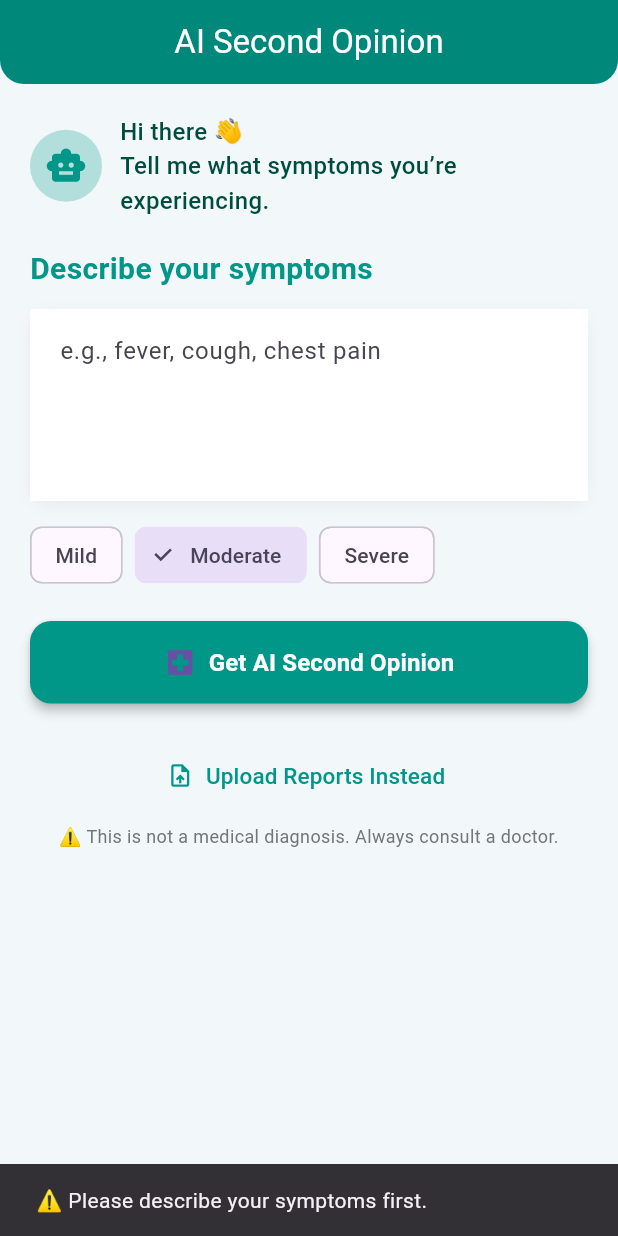
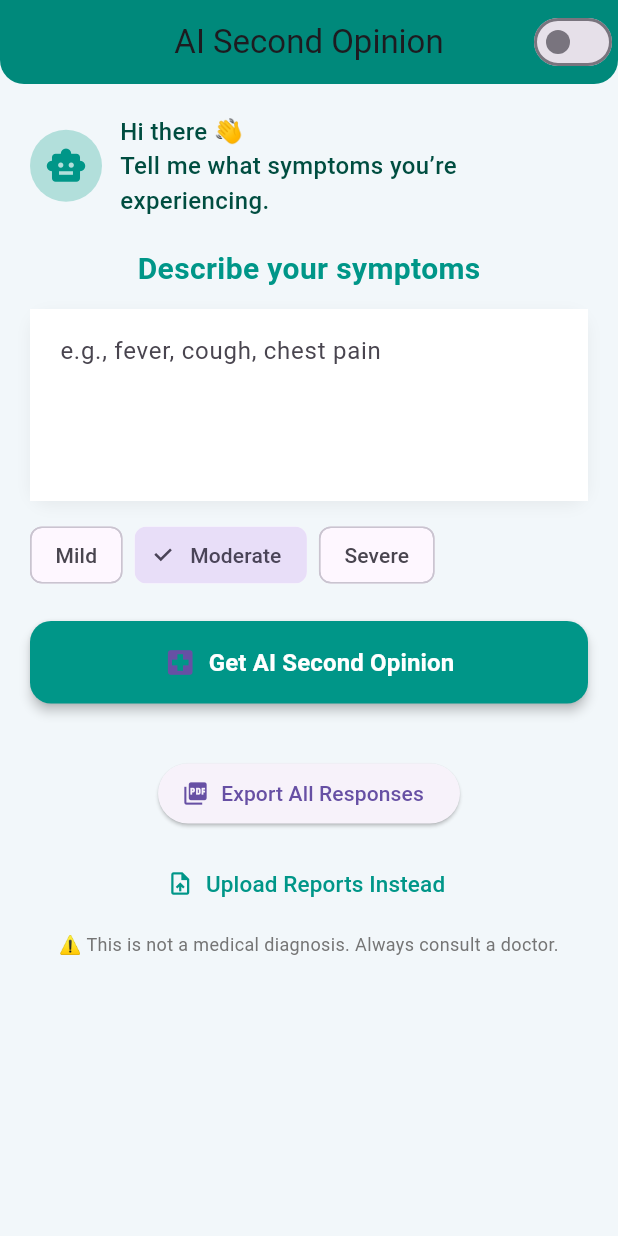
Before and after one commit to MisbahHaq/AI-Healthcare-Companion, a Flutter app: the screen it shows after launch, after a tap on "Get AI Second Opinion", on a phone screen of 412 x 824 dp. Run offline on Flutter 3.47's test engine with Material 3 defaults, Android fonts, the phone set to English and light mode, and no system bars; our stand-ins replace flutter_dotenv, flutter_local_notifications, image_picker, permission_handler, printing, share_plus and 1 more.

Commit message:
Added PDF Printout And Dark Mode

```diff
--- a/ai/lib/symptom_input_screen.dart
+++ b/ai/lib/symptom_input_screen.dart
@@ -2,6 +2,12 @@ import 'package:flutter/material.dart';
 import 'package:flutter/services.dart';
 import 'package:share_plus/share_plus.dart';
 import 'ai_service.dart';
+import 'package:flutter_local_notifications/flutter_local_notifications.dart';
+import 'package:timezone/timezone.dart' as tz;
+import 'package:timezone/data/latest.dart' as tzdata;
+import 'package:pdf/widgets.dart' as pw;
+import 'package:printing/printing.dart';
+import 'package:flutter_local_notifications/flutter_local_notifications.dart';
 
 class SymptomInputScreen extends StatefulWidget {
   const SymptomInputScreen({super.key});
@@ -14,7 +20,12 @@ class _SymptomInputScreenState extends State<SymptomInputScreen> {
   final TextEditingController _controller = TextEditingController();
   bool _loading = false;
   String _selectedSeverity = "Moderate";
+  bool _darkMode = false;
   List<String> _recentSymptoms = [];
+
+  // Local notifications
+  final FlutterLocalNotificationsPlugin notificationsPlugin =
+      FlutterLocalNotificationsPlugin();
 
   // Auto-suggest
   List<String> commonSymptoms = [
@@ -26,6 +37,24 @@ class _SymptomInputScreenState extends State<SymptomInputScreen> {
     "Fatigue",
   ];
   List<String> filteredSuggestions = [];
+
+  List<_ResponseItem> _responses = [];
+
+  @override
+  void initState() {
+    super.initState();
+    _initializeNotifications();
+    tzdata.initializeTimeZones();
+  }
+
+  void _initializeNotifications() async {
+    const AndroidInitializationSettings androidSettings =
+        AndroidInitializationSettings('@mipmap/ic_launcher');
+    const InitializationSettings settings = InitializationSettings(
+      android: androidSettings,
+    );
+    await notificationsPlugin.initialize(settings);
+  }
 
   void _updateSuggestions(String input) {
     setState(() {
@@ -39,10 +68,6 @@ class _SymptomInputScreenState extends State<SymptomInputScreen> {
     });
   }
 
-  // Store all responses with show/hide state
-  List<_ResponseItem> _responses = [];
-
-  // Clean AI response
   String _cleanResponse(String text) {
     text = text.replaceAll(
       RegExp(
@@ -78,6 +103,10 @@ class _SymptomInputScreenState extends State<SymptomInputScreen> {
       );
       final cleanResult = _cleanResponse(result);
 
+      // Example: parse nextStep/confidence from AI response (replace with your parsing logic)
+      String nextStep = "Home care may be sufficient";
+      double confidence = 0.75;
+
       setState(() {
         _responses.insert(
           0,
@@ -86,6 +115,8 @@ class _SymptomInputScreenState extends State<SymptomInputScreen> {
             text: cleanResult,
             timestamp: DateTime.now(),
             severity: _selectedSeverity,
+            nextStep: nextStep,
+            confidence: confidence,
           ),
         );
         _addToHistory(_controller.text);
@@ -144,7 +175,6 @@ class _SymptomInputScreenState extends State<SymptomInputScreen> {
     }
   }
 
-  // Highlight keywords in AI response
   TextSpan _highlightKeywords(String text) {
     List<String> keywords = ["fever", "urgent", "pain"];
     return TextSpan(
@@ -167,10 +197,69 @@ class _SymptomInputScreenState extends State<SymptomInputScreen> {
     );
   }
 
+  void _scheduleReminder(String symptom, int days) async {
+    final scheduledDate = tz.TZDateTime.now(tz.local).add(Duration(days: days));
+
+    await notificationsPlugin.zonedSchedule(
+      0,
+      'Symptom Reminder',
+      'Check your symptom: $symptom',
+      scheduledDate,
+      const NotificationDetails(
+        android: AndroidNotificationDetails(
+          'channelId',
+          'channelName',
+          importance: Importance.max,
+          priority: Priority.high,
+        ),
+      ),
+      androidScheduleMode: AndroidScheduleMode.exactAllowWhileIdle,
+      payload: symptom,
+    );
+
+    ScaffoldMessenger.of(context).showSnackBar(
+      SnackBar(content: Text('⏰ Reminder set for $symptom in $days days')),
+    );
+  }
+
+  void _exportPDF() async {
+    final pdf = pw.Document();
+    pdf.addPage(
+      pw.Page(
+        build:
+            (context) => pw.Column(
+              crossAxisAlignment: pw.CrossAxisAlignment.start,
+              children:
+                  _responses.map((r) {
+                    return pw.Column(
+                      crossAxisAlignment: pw.CrossAxisAlignment.start,
+                      children: [
+                        pw.Text(
+                          r.question,
+                          style: pw.TextStyle(fontWeight: pw.FontWeight.bold),
+                        ),
+                        pw.Text(r.text),
+                        if (r.nextStep.isNotEmpty)
+                          pw.Text(
+                            "Next Step: ${r.nextStep} (Confidence: ${(r.confidence * 100).toStringAsFixed(0)}%)",
+                          ),
+                        pw.SizedBox(height: 12),
+                      ],
+                    );
+                  }).toList(),
+            ),
+      ),
+    );
+    await Printing.layoutPdf(onLayout: (format) => pdf.save());
+  }
+
   @override
   Widget build(BuildContext context) {
-    return Scaffold(
-      backgroundColor: const Color(0xFFF2F7FA),
+    return MaterialApp(
+      theme: _darkMode ? ThemeData.dark() : ThemeData.light(),
+      home: Scaffold(
+        backgroundColor:
+            _darkMode ? Colors.grey.shade900 : const Color(0xFFF2F7FA),
         appBar: AppBar(
           backgroundColor: Colors.teal.shade600,
           title: const Text("AI Second Opinion"),
@@ -179,6 +268,13 @@ class _SymptomInputScreenState extends State<SymptomInputScreen> {
           shape: const RoundedRectangleBorder(
             borderRadius: BorderRadius.vertical(bottom: Radius.circular(16)),
           ),
+          actions: [
+            Switch(
+              value: _darkMode,
+              onChanged: (val) => setState(() => _darkMode = val),
+              activeColor: Colors.yellowAccent,
+            ),
+          ],
         ),
         body: SafeArea(
           child: SingleChildScrollView(
@@ -186,17 +282,60 @@ class _SymptomInputScreenState extends State<SymptomInputScreen> {
             child: Column(
               crossAxisAlignment: CrossAxisAlignment.start,
               children: [
-              // Welcome header
-              Row(
+                _buildHeader(),
+                const SizedBox(height: 20),
+                _buildInputSection(),
+                const SizedBox(height: 12),
+                _buildSeveritySelector(),
+                const SizedBox(height: 20),
+                if (_recentSymptoms.isNotEmpty) _buildRecentSymptoms(),
+                _loading
+                    ? const Center(child: CircularProgressIndicator())
+                    : _buildAnalyzeButton(),
+                const SizedBox(height: 24),
+                _buildResponseList(),
+                const SizedBox(height: 12),
+                Center(
+                  child: ElevatedButton.icon(
+                    onPressed: _exportPDF,
+                    icon: const Icon(Icons.picture_as_pdf),
+                    label: const Text("Export All Responses"),
+                  ),
+                ),
+                const SizedBox(height: 12),
+                Center(
+                  child: TextButton.icon(
+                    onPressed: () => Navigator.pushNamed(context, '/upload'),
+                    icon: const Icon(Icons.upload_file, color: Colors.teal),
+                    label: const Text(
+                      "Upload Reports Instead",
+                      style: TextStyle(color: Colors.teal, fontSize: 15),
+                    ),
+                  ),
+                ),
+                const SizedBox(height: 8),
+                Center(
+                  child: Text(
+                    "⚠️ This is not a medical diagnosis. Always consult a doctor.",
+                    textAlign: TextAlign.center,
+                    style: TextStyle(color: Colors.grey.shade600, fontSize: 12),
+                  ),
+                ),
+              ],
+            ),
+          ),
+        ),
+      ),
+    );
+  }
+
+  Widget _buildHeader() {
+    return Row(
       children: [
         CircleAvatar(
           radius: 24,
           backgroundColor: Colors.teal.shade100,
-                    child: const Icon(
-                      Icons.smart_toy,
-                      color: Colors.teal,
-                      size: 28,
-                    ),
+          child: const Icon(Icons.smart_toy, color: Colors.teal, size: 28),
         ),
         const SizedBox(width: 12),
         Expanded(
@@ -205,15 +344,17 @@ class _SymptomInputScreenState extends State<SymptomInputScreen> {
             style: TextStyle(
               fontSize: 16,
               fontWeight: FontWeight.w500,
-                        color: Colors.teal.shade900,
+              color: _darkMode ? Colors.white70 : Colors.teal.shade900,
             ),
           ),
         ),
       ],
-              ),
-              const SizedBox(height: 20),
+    );
+  }
 
-              // Input title
+  Widget _buildInputSection() {
+    return Column(
+      children: [
         const Text(
           "Describe your symptoms",
           style: TextStyle(
@@ -223,13 +364,9 @@ class _SymptomInputScreenState extends State<SymptomInputScreen> {
           ),
         ),
         const SizedBox(height: 12),
-
-              // Input box and suggestions
-              Column(
-                children: [
         Container(
           decoration: BoxDecoration(
-                      color: Colors.white,
+            color: _darkMode ? Colors.grey.shade800 : Colors.white,
             borderRadius: BorderRadius.circular(14),
             boxShadow: [
               BoxShadow(
@@ -255,7 +392,12 @@ class _SymptomInputScreenState extends State<SymptomInputScreen> {
                   contentPadding: const EdgeInsets.all(16),
                   filled: true,
                   fillColor:
-                                _loading ? Colors.grey.shade200 : Colors.white,
+                      _loading
+                          ? Colors.grey.shade200
+                          : (_darkMode ? Colors.grey.shade800 : Colors.white),
+                ),
+                style: TextStyle(
+                  color: _darkMode ? Colors.white : Colors.black,
                 ),
               ),
               if (_controller.text.isNotEmpty)
@@ -281,26 +423,27 @@ class _SymptomInputScreenState extends State<SymptomInputScreen> {
           ),
         ),
       ],
-              ),
-              const SizedBox(height: 12),
+    );
+  }
 
-              // Severity selector
-              Wrap(
+  Widget _buildSeveritySelector() {
+    return Wrap(
       spacing: 8,
       children:
           ["Mild", "Moderate", "Severe"].map((level) {
             return ChoiceChip(
               label: Text(level),
               selected: _selectedSeverity == level,
-                        onSelected:
-                            (_) => setState(() => _selectedSeverity = level),
+              onSelected: (_) => setState(() => _selectedSeverity = level),
             );
           }).toList(),
-              ),
-              const SizedBox(height: 20),
+    );
+  }
 
-              // Recent history
-              if (_recentSymptoms.isNotEmpty) ...[
+  Widget _buildRecentSymptoms() {
+    return Column(
+      crossAxisAlignment: CrossAxisAlignment.start,
+      children: [
         const Text(
           "Recent symptoms:",
           style: TextStyle(fontSize: 15, fontWeight: FontWeight.w600),
@@ -328,11 +471,11 @@ class _SymptomInputScreenState extends State<SymptomInputScreen> {
         ),
         const SizedBox(height: 16),
       ],
+    );
+  }
 
-              // Analyze button
-              _loading
-                  ? const Center(child: CircularProgressIndicator())
-                  : SizedBox(
+  Widget _buildAnalyzeButton() {
+    return SizedBox(
       width: double.infinity,
       child: ElevatedButton.icon(
         onPressed: _analyzeSymptoms,
@@ -354,11 +497,11 @@ class _SymptomInputScreenState extends State<SymptomInputScreen> {
           ),
         ),
       ),
-                  ),
-              const SizedBox(height: 24),
+    );
+  }
 
-              // Response cards
-              Column(
+  Widget _buildResponseList() {
+    return Column(
       children:
           _responses.map((resp) {
             return Container(
@@ -388,8 +531,7 @@ class _SymptomInputScreenState extends State<SymptomInputScreen> {
                       });
                     },
                     child: Row(
-                                mainAxisAlignment:
-                                    MainAxisAlignment.spaceBetween,
+                      mainAxisAlignment: MainAxisAlignment.spaceBetween,
                       children: [
                         Expanded(
                           child: Text(
@@ -433,8 +575,7 @@ class _SymptomInputScreenState extends State<SymptomInputScreen> {
                           child: ConstrainedBox(
                             constraints: BoxConstraints(
                               maxHeight:
-                                            MediaQuery.of(context).size.height *
-                                            0.5,
+                                  MediaQuery.of(context).size.height * 0.5,
                             ),
                             child: SingleChildScrollView(
                               child: RichText(
@@ -443,26 +584,51 @@ class _SymptomInputScreenState extends State<SymptomInputScreen> {
                             ),
                           ),
                         ),
+                        if (resp.nextStep.isNotEmpty)
+                          Container(
+                            margin: const EdgeInsets.only(top: 8),
+                            padding: const EdgeInsets.all(8),
+                            decoration: BoxDecoration(
+                              color: Colors.teal.shade100,
+                              borderRadius: BorderRadius.circular(8),
+                            ),
+                            child: Row(
+                              children: [
+                                Icon(
+                                  Icons.info_outline,
+                                  color: Colors.teal.shade900,
+                                ),
+                                const SizedBox(width: 6),
+                                Expanded(
+                                  child: Text(
+                                    "${resp.nextStep} (Confidence: ${(resp.confidence * 100).toStringAsFixed(0)}%)",
+                                    style: TextStyle(
+                                      color: Colors.teal.shade900,
+                                    ),
+                                  ),
+                                ),
+                                IconButton(
+                                  icon: Icon(
+                                    Icons.alarm,
+                                    color: Colors.orange.shade700,
+                                  ),
+                                  onPressed:
+                                      () => _scheduleReminder(resp.question, 3),
+                                ),
+                              ],
+                            ),
+                          ),
                         const Divider(),
                         Row(
-                                    mainAxisAlignment:
-                                        MainAxisAlignment.spaceAround,
+                          mainAxisAlignment: MainAxisAlignment.spaceAround,
                           children: [
                             IconButton(
-                                        icon: const Icon(
-                                          Icons.copy,
-                                          color: Colors.teal,
-                                        ),
-                                        onPressed:
-                                            () => _copyResponse(resp.text),
+                              icon: const Icon(Icons.copy, color: Colors.teal),
+                              onPressed: () => _copyResponse(resp.text),
                             ),
                             IconButton(
-                                        icon: const Icon(
-                                          Icons.share,
-                                          color: Colors.teal,
-                                        ),
-                                        onPressed:
-                                            () => _shareResponse(resp.text),
+                              icon: const Icon(Icons.share, color: Colors.teal),
+                              onPressed: () => _shareResponse(resp.text),
                             ),
                             IconButton(
                               icon: const Icon(
@@ -470,13 +636,9 @@ class _SymptomInputScreenState extends State<SymptomInputScreen> {
                                 color: Colors.green,
                               ),
                               onPressed: () {
-                                          ScaffoldMessenger.of(
-                                            context,
-                                          ).showSnackBar(
+                                ScaffoldMessenger.of(context).showSnackBar(
                                   const SnackBar(
-                                              content: Text(
-                                                "👍 Thanks for feedback!",
-                                              ),
+                                    content: Text("👍 Thanks for feedback!"),
                                   ),
                                 );
                               },
@@ -487,13 +649,9 @@ class _SymptomInputScreenState extends State<SymptomInputScreen> {
                                 color: Colors.red,
                               ),
                               onPressed: () {
-                                          ScaffoldMessenger.of(
-                                            context,
-                                          ).showSnackBar(
+                                ScaffoldMessenger.of(context).showSnackBar(
                                   const SnackBar(
-                                              content: Text(
-                                                "👎 Feedback noted",
-                                              ),
+                                    content: Text("👎 Feedback noted"),
                                   ),
                                 );
                               },
@@ -512,34 +670,6 @@ class _SymptomInputScreenState extends State<SymptomInputScreen> {
               ),
             );
           }).toList(),
-              ),
-
-              // Upload option
-              Center(
-                child: TextButton.icon(
-                  onPressed: () => Navigator.pushNamed(context, '/upload'),
-                  icon: const Icon(Icons.upload_file, color: Colors.teal),
-                  label: const Text(
-                    "Upload Reports Instead",
-                    style: TextStyle(color: Colors.teal, fontSize: 15),
-                  ),
-                ),
-              ),
-
-              const SizedBox(height: 8),
-
-              // Disclaimer
-              Center(
-                child: Text(
-                  "⚠️ This is not a medical diagnosis. Always consult a doctor.",
-                  textAlign: TextAlign.center,
-                  style: TextStyle(color: Colors.grey.shade600, fontSize: 12),
-                ),
-              ),
-            ],
-          ),
-        ),
-      ),
     );
   }
 }
@@ -551,8 +681,8 @@ class _ResponseItem {
   DateTime timestamp;
   String severity;
   bool show;
-  String nextStep; // e.g., "See a doctor soon"
-  double confidence; // 0.0 - 1.0
+  String nextStep;
+  double confidence;
   _ResponseItem({
     required this.question,
     required this.text,
--- a/ai/pubspec.yaml
+++ b/ai/pubspec.yaml
@@ -40,6 +40,9 @@ dependencies:
   http: ^1.2.1
   flutter_dotenv: ^6.0.0
   share_plus: ^11.1.0
+  flutter_local_notifications: ^19.4.0
+  pdf: ^3.11.0
+  printing: ^5.10.0
 
 dev_dependencies:
   flutter_test:
```
Also changed, not shown: ai/pubspec.lock, 6 other files. Lines whose indentation alone changed are shown as unchanged.
